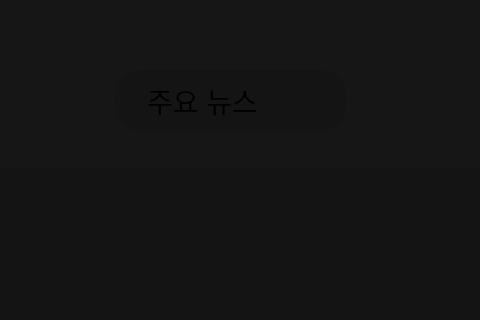
First picture: the form in QT/server_latest/newspanel.ui, repository songyc04/SmartMirror, before the edit; both pictures show x 125 to 605 and y 0 to 320 of the 1200 by 700 pixel window.
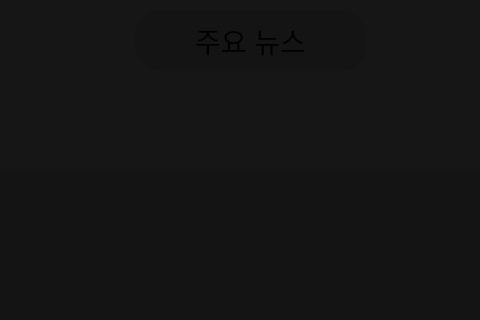
Second picture: the form after the edit.

The edit to the form file:
```diff
--- a/QT/server_latest/newspanel.ui
+++ b/QT/server_latest/newspanel.ui
@@ -20,8 +20,8 @@
   <widget class="QLabel" name="labelTitle">
    <property name="geometry">
     <rect>
-     <x>240</x>
-     <y>70</y>
+     <x>260</x>
+     <y>10</y>
      <width>231</width>
      <height>61</height>
     </rect>
@@ -38,6 +38,9 @@
    <property name="text">
     <string>주요 뉴스</string>
    </property>
+   <property name="alignment">
+    <set>Qt::AlignCenter</set>
+   </property>
   </widget>
   <widget class="QWidget" name="newsContainer" native="true">
    <property name="geometry">
```
